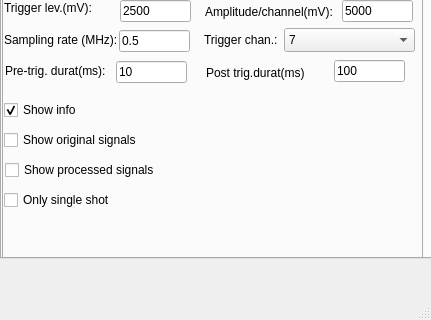
This is Andritz_GUI/Andritz_GUI/gui_files/empa_gui.ui in sergey32355/ANDRITZ as Qt 5 draws it before an edit; both pictures show x 0 to 431 and y 222 to 542 of the 431 by 542 pixel window. The edited form follows.
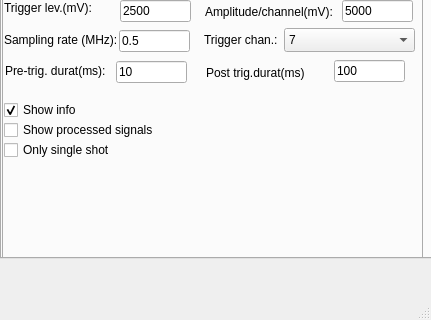
This is the edited form. The open tabs and pages were chosen to show the change.

Patch:
```diff
--- a/Andritz_GUI/Andritz_GUI/gui_files/empa_gui.ui
+++ b/Andritz_GUI/Andritz_GUI/gui_files/empa_gui.ui
@@ -1414,24 +1414,11 @@
          <bool>true</bool>
         </property>
        </widget>
-       <widget class="QCheckBox" name="RealT_show_original_signals_checkbox_2">
-        <property name="geometry">
-         <rect>
-          <x>0</x>
-          <y>140</y>
-          <width>141</width>
-          <height>20</height>
-         </rect>
-        </property>
-        <property name="text">
-         <string>Show original signals</string>
-        </property>
-       </widget>
        <widget class="QCheckBox" name="RealT_show_processed_signals_checkbox_3">
         <property name="geometry">
          <rect>
-          <x>1</x>
-          <y>170</y>
+          <x>0</x>
+          <y>130</y>
           <width>161</width>
           <height>20</height>
          </rect>
@@ -1444,7 +1431,7 @@
         <property name="geometry">
          <rect>
           <x>0</x>
-          <y>200</y>
+          <y>150</y>
           <width>161</width>
           <height>20</height>
          </rect>
```
Left out of the diff: 10 changed lines with no effect on the pictures.
